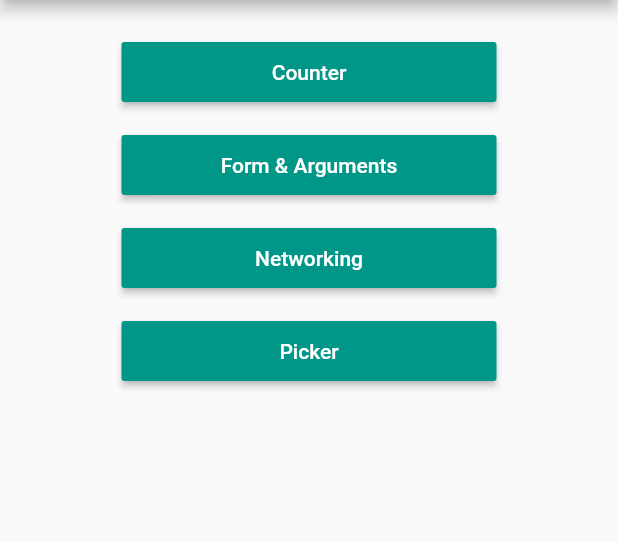
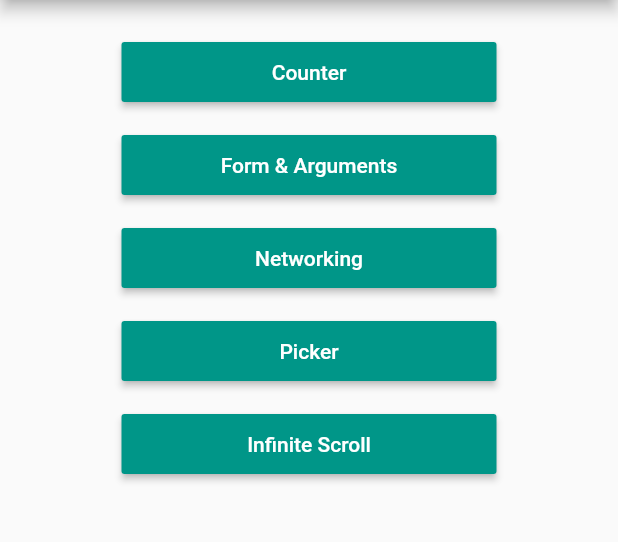
Before and after one commit to yoesuv/GetX-Playground, a Flutter app: the screen it shows after launch, on a phone screen of 412 x 824 dp, the part 84-626 px from its top. Run offline on Flutter 3.47's test engine with Material 2 defaults, Android fonts, the phone set to English and light mode, and no system bars; our stand-ins replace get, image_picker, permission_handler.

Commit message:
:newspaper: add screen infinite scroll

```diff
--- a/lib/src/core/routes/app_route.dart
+++ b/lib/src/core/routes/app_route.dart
@@ -6,6 +6,7 @@ import 'package:my_getx_playground/src/menu/counter/counter_screen.dart';
 import 'package:my_getx_playground/src/menu/form/form_result_screen.dart';
 import 'package:my_getx_playground/src/menu/form/form_screen.dart';
 import 'package:my_getx_playground/src/menu/home/home_screen.dart';
+import 'package:my_getx_playground/src/menu/infinite_scroll/infinite_scroll_screen.dart';
 import 'package:my_getx_playground/src/menu/networking/networking_screen.dart';
 import 'package:my_getx_playground/src/menu/picker/picker_screen.dart';
 
@@ -42,4 +43,9 @@ final List<GetPage> appRoute = [
     page: () => const PickerScreen(),
     binding: PickerBinding(),
   ),
+  GetPage(
+    name: InfiniteScrollScreen.routeName,
+    page: () => const InfiniteScrollScreen(),
+    binding: InfiniteScrollBinding(),
+  ),
 ];
--- a/lib/src/menu/home/home_screen.dart
+++ b/lib/src/menu/home/home_screen.dart
@@ -3,6 +3,7 @@ import 'package:get/get_core/src/get_main.dart';
 import 'package:get/get_navigation/get_navigation.dart';
 import 'package:my_getx_playground/src/menu/counter/counter_screen.dart';
 import 'package:my_getx_playground/src/menu/form/form_screen.dart';
+import 'package:my_getx_playground/src/menu/infinite_scroll/infinite_scroll_screen.dart';
 import 'package:my_getx_playground/src/menu/networking/networking_screen.dart';
 import 'package:my_getx_playground/src/menu/picker/picker_screen.dart';
 import 'package:my_getx_playground/src/widgets/my_button.dart';
@@ -59,6 +60,15 @@ class HomeScreen extends StatelessWidget {
                     },
                   ),
                 ),
+                const SizedBox(height: 14),
+                Center(
+                  child: MyButton(
+                    label: 'Infinite Scroll',
+                    onPressed: () {
+                      Get.toNamed(InfiniteScrollScreen.routeName);
+                    },
+                  ),
+                ),
               ],
             ),
           ),
--- /dev/null
+++ b/lib/src/menu/infinite_scroll/infinite_scroll_controller.dart
@@ -0,0 +1,5 @@
+import 'package:get/get.dart';
+
+class InfiniteScrollController extends GetxController {
+
+}
--- /dev/null
+++ b/lib/src/menu/infinite_scroll/infinite_scroll_screen.dart
@@ -0,0 +1,22 @@
+import 'package:flutter/material.dart';
+import 'package:get/get.dart';
+import 'package:my_getx_playground/src/menu/infinite_scroll/infinite_scroll_controller.dart';
+
+class InfiniteScrollScreen extends GetView<InfiniteScrollController> {
+  static const routeName = '/infinite_scroll';
+  const InfiniteScrollScreen({Key? key}) : super(key: key);
+
+  @override
+  Widget build(BuildContext context) {
+    return Scaffold(
+      appBar: AppBar(
+        title: const Text('Infinite Scroll'),
+      ),
+      body: SafeArea(
+        child: Center(
+          child: Text('Infinite Scroll'),
+        ),
+      ),
+    );
+  }
+}
```
Also changed, not shown: lib/src/core/bindings/app_bindings.dart (+8 -0 lines).
